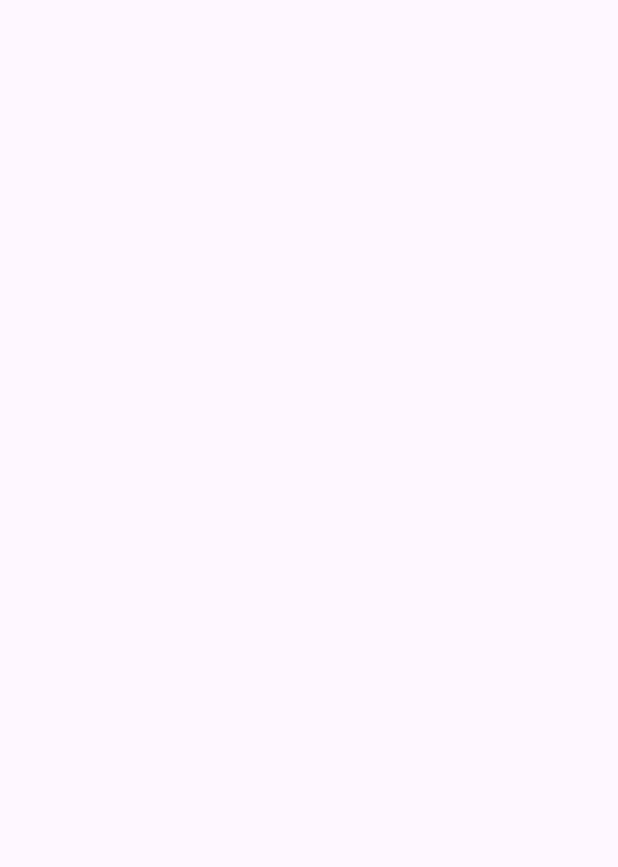
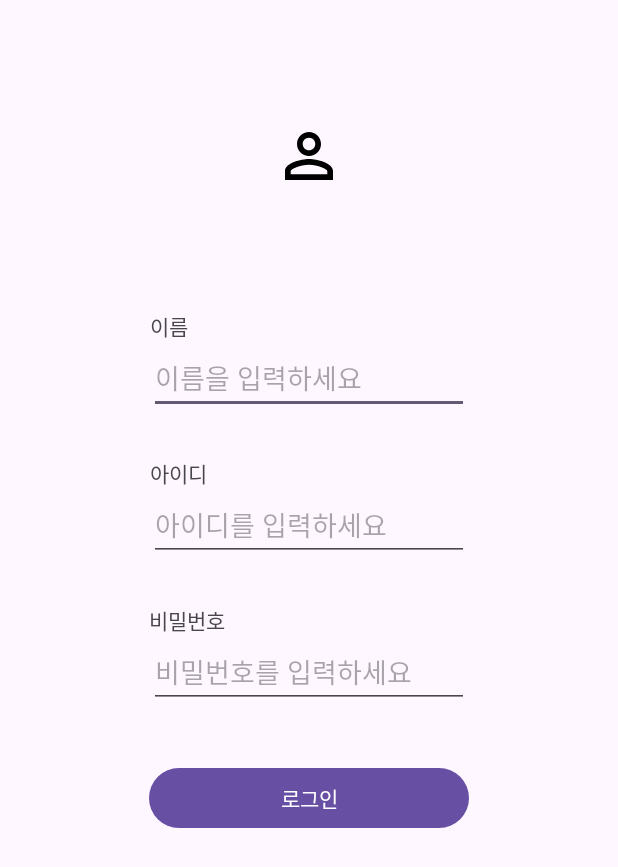
Before and after one commit to Kim-Min-Jong/nbcamp_android_basic, an Android app: the SignUpActivity screen opened directly, with no data from a screen before it, on a phone screen of 412 x 824 dp. Before the commit the part shown is empty. Shown: the top 867 px of the screen. Run offline under Robolectric (Android 15) with nearby library versions, the phone set to English and light mode, and no system bars.

Commit message:
feat: Lv2 구현

```diff
--- a/app/src/main/java/com/sparta/nbcamp_android_basic/SignUpActivity.kt
+++ b/app/src/main/java/com/sparta/nbcamp_android_basic/SignUpActivity.kt
@@ -2,10 +2,45 @@ package com.sparta.nbcamp_android_basic
 
 import androidx.appcompat.app.AppCompatActivity
 import android.os.Bundle
+import android.widget.Button
+import android.widget.EditText
+import androidx.core.widget.doOnTextChanged
+import com.sparta.nbcamp_android_basic.util.toast
 
 class SignUpActivity : AppCompatActivity() {
+    private val editTextName by lazy { findViewById<EditText>(R.id.editTextName)}
+    private val editTextId by lazy { findViewById<EditText>(R.id.editTextSignId)}
+    private val editTextPwd by lazy { findViewById<EditText>(R.id.editTextTextSignPassword)}
+    private val btnSignIn by lazy {findViewById<Button>(R.id.buttonSignLogIn)}
+    private lateinit var name: String
+    private lateinit var id: String
+    private lateinit var pwd: String
     override fun onCreate(savedInstanceState: Bundle?) {
         super.onCreate(savedInstanceState)
         setContentView(R.layout.activity_sign_up)
+        initEditText()
+        initButton()
+    }
+
+    private fun initButton() {
+        btnSignIn.setOnClickListener {
+            if(::name.isInitialized.not() || ::id.isInitialized.not() || ::pwd.isInitialized.not()) {
+                toast("입력되지 않은 정보가 있습니다.")
+                return@setOnClickListener
+            }
+            finish()
+        }
+    }
+
+    private fun initEditText() {
+        editTextName.doOnTextChanged { text, _, _, _ ->
+            name = text.toString()
+        }
+        editTextId.doOnTextChanged { text, _, _, _ ->
+            id = text.toString()
+        }
+        editTextPwd.doOnTextChanged { text, _, _, _ ->
+            pwd = text.toString()
+        }
     }
 }
--- /dev/null
+++ b/app/src/main/res/drawable/baseline_person_outline_48.xml
@@ -0,0 +1,5 @@
+<vector android:height="48dp" android:tint="#000000"
+    android:viewportHeight="24" android:viewportWidth="24"
+    android:width="48dp" xmlns:android="http://schemas.android.com/apk/res/android">
+    <path android:fillColor="@android:color/white" android:pathData="M12,5.9c1.16,0 2.1,0.94 2.1,2.1s-0.94,2.1 -2.1,2.1S9.9,9.16 9.9,8s0.94,-2.1 2.1,-2.1m0,9c2.97,0 6.1,1.46 6.1,2.1v1.1L5.9,18.1L5.9,17c0,-0.64 3.13,-2.1 6.1,-2.1M12,4C9.79,4 8,5.79 8,8s1.79,4 4,4 4,-1.79 4,-4 -1.79,-4 -4,-4zM12,13c-2.67,0 -8,1.34 -8,4v3h16v-3c0,-2.66 -5.33,-4 -8,-4z"/>
+</vector>
--- a/app/src/main/res/layout/activity_sign_up.xml
+++ b/app/src/main/res/layout/activity_sign_up.xml
@@ -4,6 +4,94 @@
     xmlns:tools="http://schemas.android.com/tools"
     android:layout_width="match_parent"
     android:layout_height="match_parent"
-    tools:context=".SignUpActivity">
+    tools:context=".SignInActivity">
+
+    <ImageView
+        android:id="@+id/imageView"
+        android:layout_width="wrap_content"
+        android:layout_height="wrap_content"
+        android:layout_marginTop="80dp"
+        android:src="@drawable/baseline_person_outline_48"
+        app:layout_constraintEnd_toEndOf="parent"
+        app:layout_constraintStart_toStartOf="parent"
+        app:layout_constraintTop_toTopOf="parent" />
+
+
+    <TextView
+        android:id="@+id/textView4"
+        android:layout_width="wrap_content"
+        android:layout_height="wrap_content"
+        android:layout_marginStart="100dp"
+        android:text="@string/name"
+        app:layout_constraintBottom_toTopOf="@+id/editTextName"
+        app:layout_constraintStart_toStartOf="parent" />
+    <EditText
+        android:id="@+id/editTextName"
+        android:layout_width="wrap_content"
+        android:layout_height="wrap_content"
+        android:layout_marginTop="100dp"
+        android:ems="10"
+        android:inputType="text"
+        android:hint="@string/put_name"
+        app:layout_constraintEnd_toEndOf="parent"
+        app:layout_constraintHorizontal_bias="0.500"
+        app:layout_constraintStart_toStartOf="parent"
+        app:layout_constraintTop_toBottomOf="@+id/imageView" />
+
+
+
+    <TextView
+        android:id="@+id/textView3"
+        android:layout_width="wrap_content"
+        android:layout_height="wrap_content"
+        android:layout_marginStart="100dp"
+        android:text="@string/id"
+        app:layout_constraintBottom_toTopOf="@+id/editTextSignId"
+        app:layout_constraintStart_toStartOf="parent" />
+    <EditText
+        android:id="@+id/editTextSignId"
+        android:layout_width="wrap_content"
+        android:layout_height="wrap_content"
+        android:layout_marginTop="50dp"
+        android:ems="10"
+        android:inputType="text"
+        android:hint="@string/put_id"
+        app:layout_constraintEnd_toEndOf="parent"
+        app:layout_constraintHorizontal_bias="0.500"
+        app:layout_constraintStart_toStartOf="parent"
+        app:layout_constraintTop_toBottomOf="@+id/editTextName" />
+    <TextView
+        android:id="@+id/textView2"
+        android:layout_width="wrap_content"
+        android:layout_height="wrap_content"
+        android:text="@string/password"
+        app:layout_constraintBottom_toTopOf="@+id/editTextTextSignPassword"
+        app:layout_constraintStart_toStartOf="@+id/editTextTextSignPassword" />
+
+    <EditText
+        android:id="@+id/editTextTextSignPassword"
+        android:layout_width="wrap_content"
+        android:layout_height="wrap_content"
+        android:layout_marginTop="50dp"
+        android:ems="10"
+        android:hint="@string/put_password"
+        android:inputType="textPassword"
+        app:layout_constraintEnd_toEndOf="parent"
+        app:layout_constraintHorizontal_bias="0.500"
+        app:layout_constraintStart_toStartOf="parent"
+
+        app:layout_constraintTop_toBottomOf="@+id/editTextSignId" />
+
+
+    <Button
+        android:id="@+id/buttonSignLogIn"
+        android:layout_width="0dp"
+        android:layout_height="wrap_content"
+        android:layout_marginTop="36dp"
+        android:text="@string/log_in"
+        app:layout_constraintEnd_toEndOf="@+id/editTextTextSignPassword"
+        app:layout_constraintHorizontal_bias="0.0"
+        app:layout_constraintStart_toStartOf="@+id/editTextTextSignPassword"
+        app:layout_constraintTop_toBottomOf="@+id/editTextTextSignPassword" />
 
 </androidx.constraintlayout.widget.ConstraintLayout>
--- a/app/src/main/res/values/strings.xml
+++ b/app/src/main/res/values/strings.xml
@@ -6,4 +6,6 @@
     <string name="id">아이디</string>
     <string name="put_id">아이디를 입력하세요</string>
     <string name="put_password">비밀번호를 입력하세요</string>
+    <string name="name">이름</string>
+    <string name="put_name">이름을 입력하세요</string>
 </resources>
```
